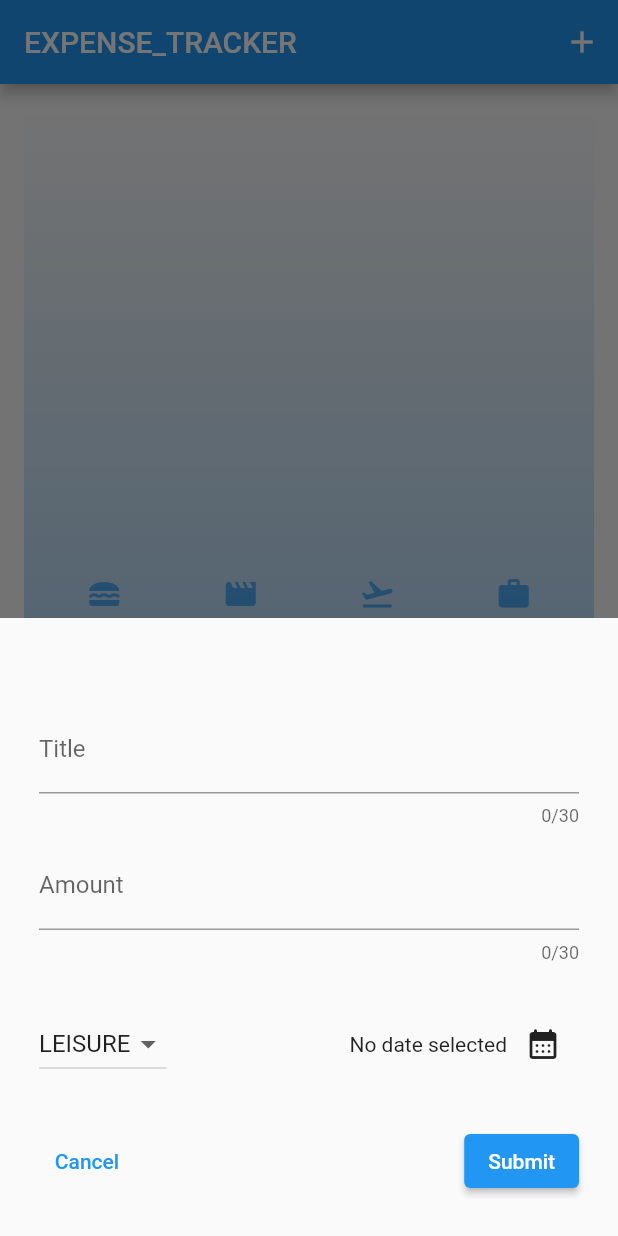
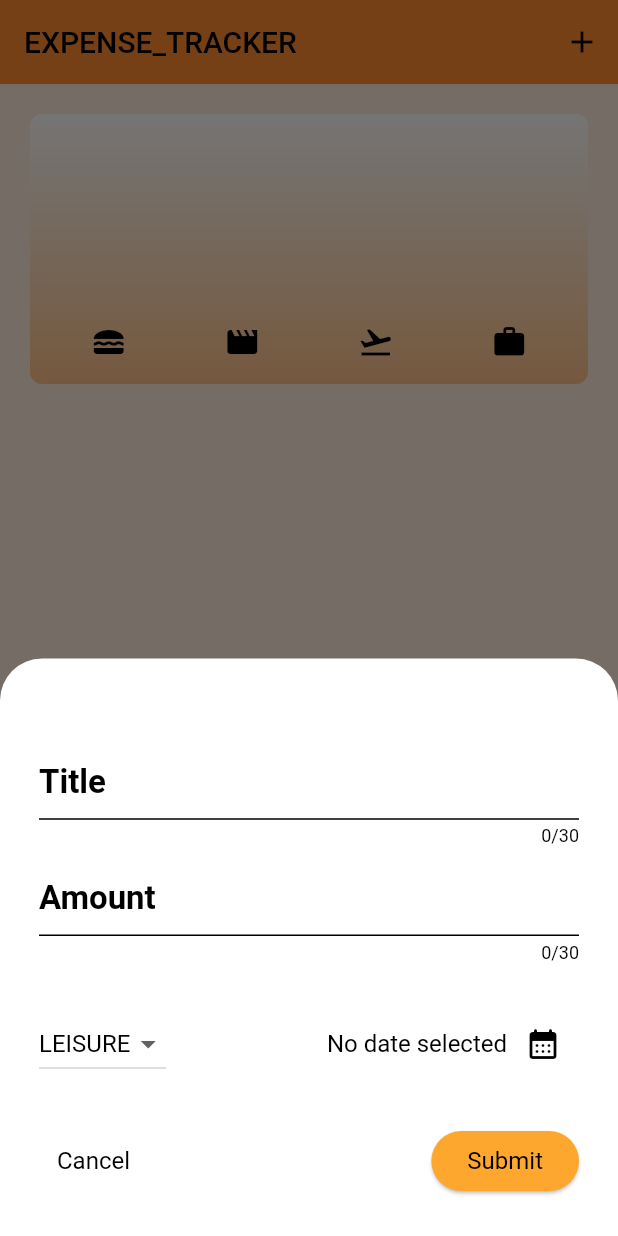
Before and after one commit to PrathameshPatil-01/EXPENSE_TRACKER-FLUTTER, a Flutter app: the screen it shows after launch, after a tap on the "add" icon, on a phone screen of 412 x 824 dp. Run offline on Flutter 3.47's test engine with Material 2 defaults, Android fonts, the phone set to English and light mode, and no system bars.

Commit message:
Completed_App_Theme

```diff
--- a/lib/Widgets/chart/chart.dart
+++ b/lib/Widgets/chart/chart.dart
@@ -34,7 +34,7 @@ class Chart extends StatelessWidget {
     final isDarkMode =
         MediaQuery.of(context).platformBrightness == Brightness.dark;
     return Container(
-      margin: const EdgeInsets.all(16),
+      margin: const EdgeInsets.all(20),
       padding: const EdgeInsets.symmetric(
         vertical: 16,
         horizontal: 8,
@@ -45,8 +45,8 @@ class Chart extends StatelessWidget {
         borderRadius: BorderRadius.circular(8),
         gradient: LinearGradient(
           colors: [
-            Theme.of(context).colorScheme.primary.withOpacity(0.3),
-            Theme.of(context).colorScheme.primary.withOpacity(0.0)
+            Theme.of(context).colorScheme.primary,
+            Theme.of(context).colorScheme.onPrimary,
           ],
           begin: Alignment.bottomCenter,
           end: Alignment.topCenter,
@@ -80,8 +80,7 @@ class Chart extends StatelessWidget {
                             ? Theme.of(context).colorScheme.secondary
                             : Theme.of(context)
                                 .colorScheme
-                                .primary
-                                .withOpacity(0.7),
+                                .secondary,
                       ),
                     ),
                   ),
--- a/lib/Widgets/chart/chart_bar.dart
+++ b/lib/Widgets/chart/chart_bar.dart
@@ -24,7 +24,7 @@ class ChartBar extends StatelessWidget {
                   const BorderRadius.vertical(top: Radius.circular(8)),
               color: isDarkMode
                   ? Theme.of(context).colorScheme.secondary
-                  : Theme.of(context).colorScheme.primary.withOpacity(0.65),
+                  : Theme.of(context).colorScheme.secondary,
             ),
           ),
         ),
--- a/lib/Widgets/expenses_list/expenses_list.dart
+++ b/lib/Widgets/expenses_list/expenses_list.dart
@@ -14,6 +14,10 @@ class ExpensesList extends StatelessWidget {
     return ListView.builder(
       itemCount: expenses.length,
       itemBuilder: (ctx, index) => Dismissible(
+        background: Container(
+            margin: const EdgeInsets.all(15),
+            color: const Color.fromARGB(255, 255, 0, 0),
+         ),
         onDismissed: (direction) {
           onRemoveExpense(expenses[index]);
         },
--- a/lib/Widgets/new_expense.dart
+++ b/lib/Widgets/new_expense.dart
@@ -40,7 +40,11 @@ class NewExpenseState extends State<NewExpense> {
       showDialog(
         context: context,
         builder: (ctx) => AlertDialog(
-          title: const Text('Invalid Input'),
+          title: Text(
+            style: TextStyle(
+              color: Theme.of(context).colorScheme.secondary,
+            ),
+            'Invalid Input'),
           content: const Text(
               'Please make sure valid title, amount, date and category was entered '),
           actions: [
@@ -48,7 +52,10 @@ class NewExpenseState extends State<NewExpense> {
                 onPressed: () {
                   Navigator.pop(ctx);
                 },
-                child: const Text('Okay'))
+                child: Text(
+                  style: Theme.of(context).textTheme.titleMedium,
+                  'Okay')
+                  )
           ],
         ),
       );
@@ -56,7 +63,7 @@ class NewExpenseState extends State<NewExpense> {
     }
     widget.onAddExpense(
       Expense(
-          title: _titleController.text,
+          title: _titleController.text.toUpperCase(),
           amount: enteredAmount,
           date: _selectedDate!,
           category: _selectedCategory),
@@ -90,24 +97,30 @@ class NewExpenseState extends State<NewExpense> {
                   children: [
                   Expanded(
                     child: TextField(
+                      style: Theme.of(context).textTheme.bodyMedium,
                     controller: _titleController,
                     maxLength: 30,
-                    decoration: const InputDecoration(
-                      label: Text('Title'),
+                    decoration: InputDecoration(
+                      label: Text(
+                        style: Theme.of(context).textTheme.titleMedium,
+                        'Title'),
                     ),
-                                  ),
+                   ),
                   ),
                   const SizedBox(
                   width: 25,
                 ),
                 Expanded(
                   child: TextField(
+                    style: Theme.of(context).textTheme.bodyMedium,
                     keyboardType: TextInputType.number,
                     controller: _amountController,
                     maxLength: 30,
-                    decoration: const InputDecoration(
+                    decoration: InputDecoration(
                       prefixText: 'Rs.',
-                      label: Text('Amount'),
+                      label: Text(
+                      style: Theme.of(context).textTheme.titleMedium!,
+                        'Amount'),
                     ),
                   ),
                 ),
@@ -116,22 +129,29 @@ class NewExpenseState extends State<NewExpense> {
                 Column(
                   children: [
                     TextField(
+                    style: Theme.of(context).textTheme.bodyMedium,
                   controller: _titleController,
                   maxLength: 30,
-                  decoration: const InputDecoration(
-                    label: Text('Title'),
+                  decoration: InputDecoration(
+                    label: Text(
+                      style: Theme.of(context).textTheme.titleMedium!,
+                      'Title'),
                   ),
                 ),
                 const SizedBox(
                   height: 10,
                 ),
                 TextField(
+                  style: Theme.of(context).textTheme.bodyMedium,
                   keyboardType: TextInputType.number,
                   controller: _amountController,
                   maxLength: 30,
-                  decoration: const InputDecoration(
+                  decoration: InputDecoration(
+                    prefixStyle: Theme.of(context).textTheme.bodyMedium,
                     prefixText: 'Rs.',
-                    label: Text('Amount'),
+                    label: Text(
+                      style: Theme.of(context).textTheme.titleMedium!,
+                      'Amount'),
                   ),
                 ),
                   ],
@@ -144,11 +164,14 @@ class NewExpenseState extends State<NewExpense> {
                   crossAxisAlignment: CrossAxisAlignment.center,
                   children: [
                     DropdownButton(
+                      dropdownColor: Theme.of(context).colorScheme.primary,
+                        style: Theme.of(context).textTheme.bodyMedium,
                         value: _selectedCategory,
                         items: Category.values
                             .map((category) => DropdownMenuItem(
                                   value: category,
                                   child: Text(
+                                    style: Theme.of(context).textTheme.bodyMedium,
                                     category.name.toUpperCase(),
                                   ),
                                 ))
@@ -182,12 +205,17 @@ class NewExpenseState extends State<NewExpense> {
                       onPressed: () {
                         Navigator.pop(context);
                       },
-                      child: const Text('Cancel'),
+                      child:  Text(
+                        style: Theme.of(context).textTheme.bodyMedium,
+                        'Cancel'),
                     ),
                     const Spacer(),
                     ElevatedButton(
+                      style: Theme.of(context).elevatedButtonTheme.style,
                       onPressed: _submitExpenseData,
-                      child: const Text('Submit'),
+                      child:  Text(
+                        style: Theme.of(context).textTheme.bodyMedium,
+                        'Submit'),
                     )
                   ],
                 )
--- a/lib/expenses.dart
+++ b/lib/expenses.dart
@@ -75,14 +75,19 @@ class ExpensesState extends State<Expenses> {
         ],
       ),
       body: width<600? Column (children: [
-        Expanded(child: Chart(expenses: _registeredExpenses)),
+        Chart(
+          expenses: _registeredExpenses
+        ),
         Expanded(
           child: mainContent,
         ),
       ])
       :
       Row (children: [
-        Expanded(child: Chart(expenses: _registeredExpenses)),
+        Expanded(
+          child: Chart(expenses: _registeredExpenses
+          )
+          ),
         Expanded(
           child: mainContent,
         ),
--- a/lib/main.dart
+++ b/lib/main.dart
@@ -1,12 +1,13 @@
 import 'package:expense_tracker/expenses.dart';
 import 'package:flutter/material.dart';
+import 'package:expense_tracker/app_theme.dart';
 
 
 void main() {
   runApp(
     MaterialApp(
-      darkTheme: ThemeData.dark(),
-      theme: ThemeData(),
+      darkTheme: AppTheme.darkTheme,
+      theme: AppTheme.lightTheme,
       home: const Expenses(),
     ),
   );
```
Also changed, not shown: lib/Widgets/expenses_list/expenses_item.dart (+11 -5 lines), lib/app_theme.dart (added, +85 -0 lines).
